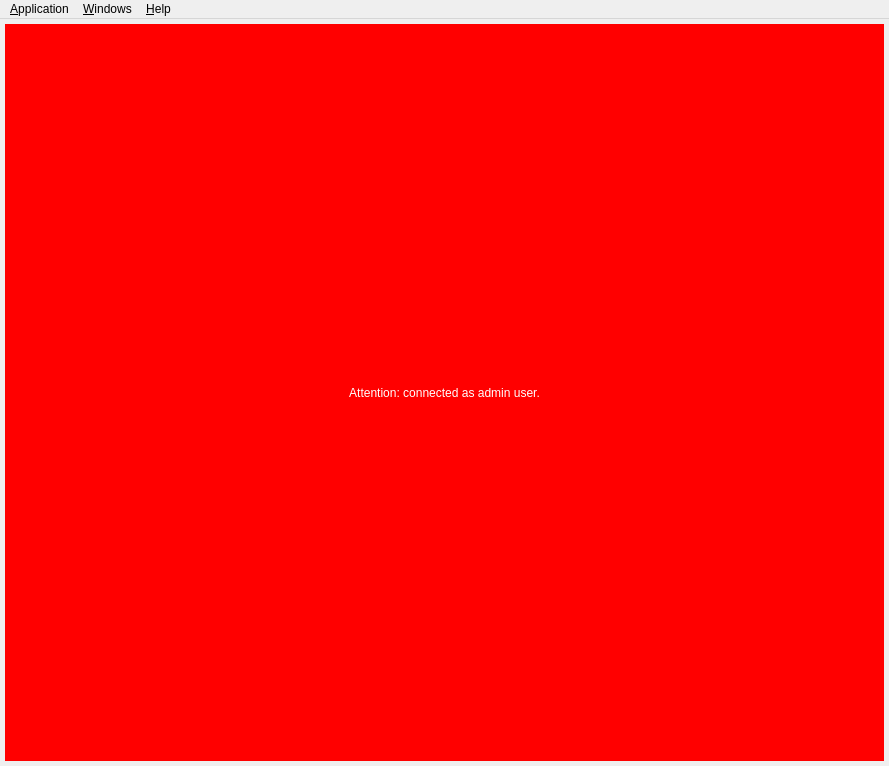
This is nicos_ess/gui/main.ui in ess-dmsc/nicos as Qt 5 draws it before an edit. The edited form follows.
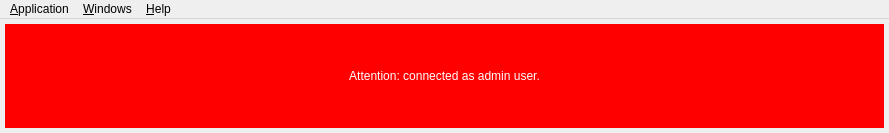
This is the edited form. Icons and pictures are not drawn.

Commit message: main.ui changes for replacing toolbar

Diff of the .ui file:
```diff
--- a/nicos_ess/gui/main.ui
+++ b/nicos_ess/gui/main.ui
@@ -7,14 +7,14 @@
     <x>0</x>
     <y>0</y>
     <width>889</width>
-    <height>766</height>
+    <height>133</height>
    </rect>
   </property>
   <property name="toolButtonStyle">
    <enum>Qt::ToolButtonIconOnly</enum>
   </property>
   <widget class="QWidget" name="centralWidget">
-   <layout class="QHBoxLayout" name="horizontalLayout">
+   <layout class="QVBoxLayout" name="verticalLayout">
     <property name="leftMargin">
      <number>5</number>
     </property>
```
Left out of the diff: 3 changed lines with no effect on the pictures.
